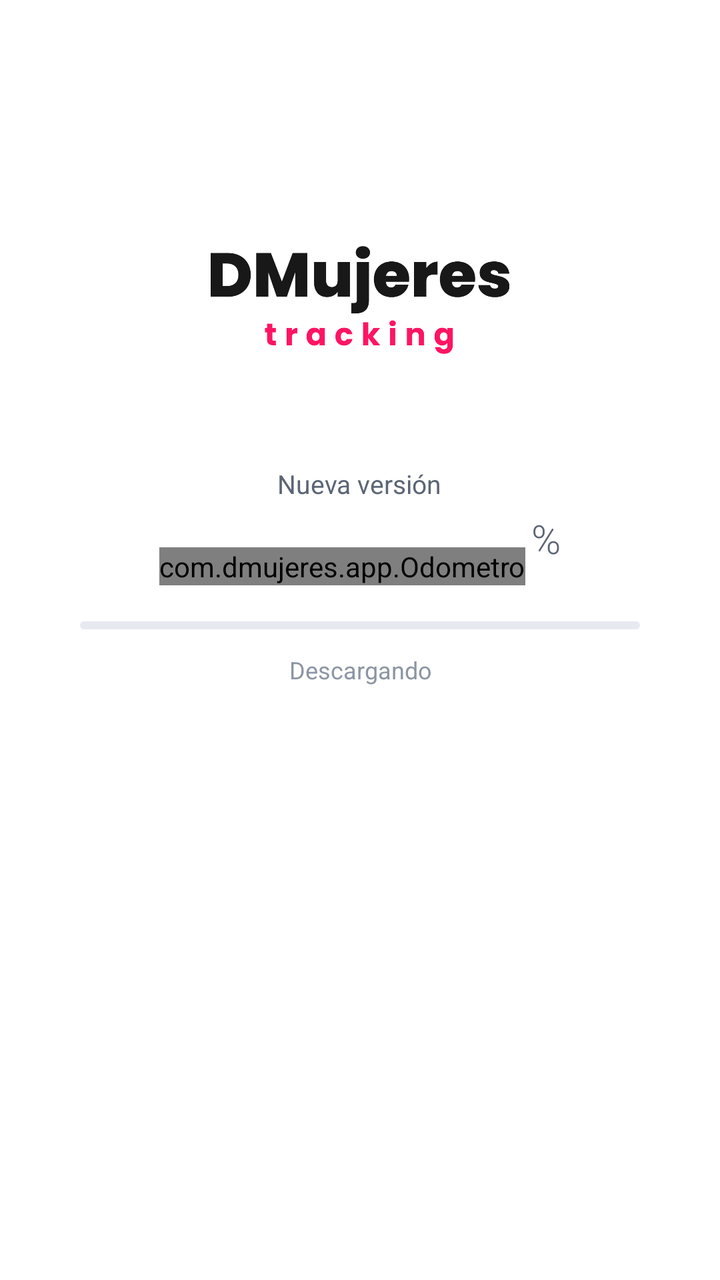
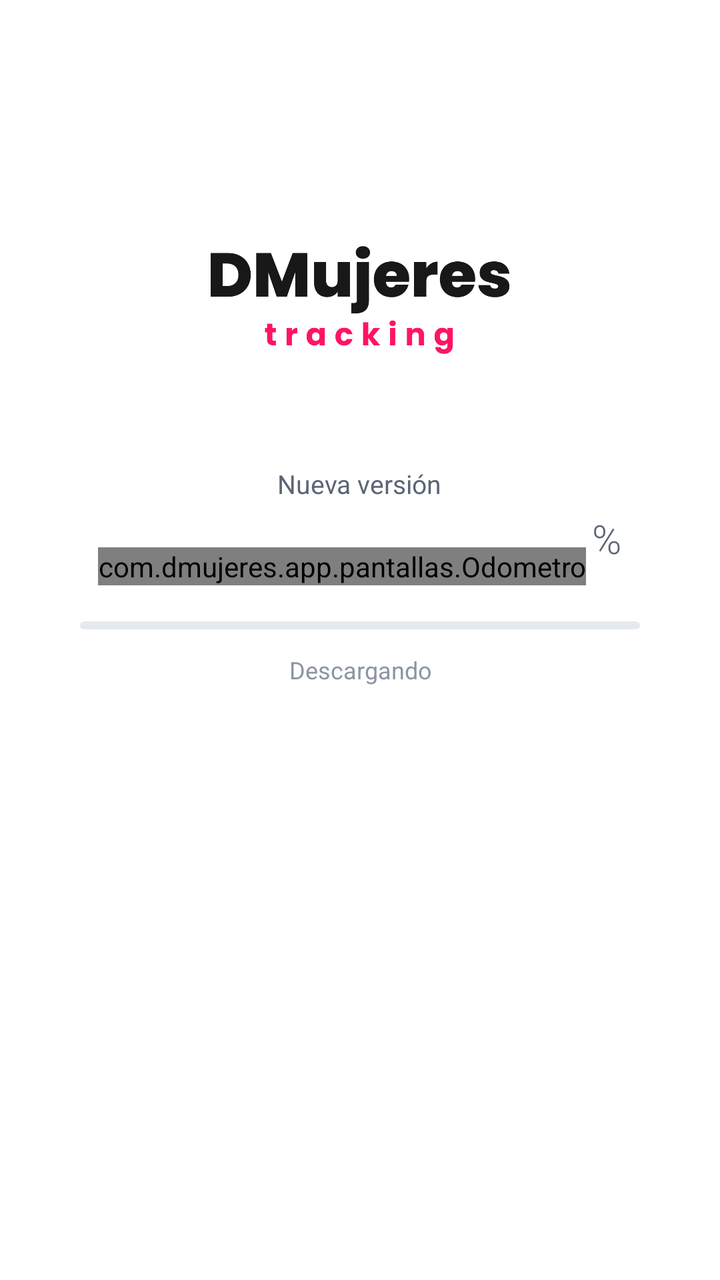

Two renders of the same Android screen: before a commit and after it. Below are the layout's source before the change and the commit's diff.
<!-- AndroidManifest.xml: activity theme AppTheme -->
<!-- res/layout/activity_update.xml -->
<?xml version="1.0" encoding="utf-8"?>
<LinearLayout xmlns:android="http://schemas.android.com/apk/res/android"
    android:layout_width="match_parent"
    android:layout_height="match_parent"
    android:background="@color/white"
    android:gravity="center_horizontal"
    android:orientation="vertical"
    android:paddingStart="40dp"
    android:paddingEnd="40dp">

    <Space
        android:layout_width="match_parent"
        android:layout_height="0dp"
        android:layout_weight="0.55" />

    <ImageView
        android:layout_width="150dp"
        android:layout_height="wrap_content"
        android:adjustViewBounds="true"
        android:contentDescription="@string/app_logo"
        android:src="@drawable/logo_banner" />

    <TextView
        android:id="@+id/update_title"
        android:translationY="28dp"
        android:layout_width="wrap_content"
        android:layout_height="wrap_content"
        android:layout_marginTop="28dp"
        android:text="@string/update_title"
        android:textColor="@color/text_secondary"
        android:textSize="13sp" />

    <LinearLayout
        android:layout_width="wrap_content"
        android:layout_height="wrap_content"
        android:layout_marginTop="10dp"
        android:gravity="bottom"
        android:translationY="28dp"
        android:orientation="horizontal">

        <com.dmujeres.app.Odometro
            android:id="@+id/update_odometro"
            android:layout_width="wrap_content"
            android:layout_height="wrap_content" />

        <TextView
            android:layout_width="wrap_content"
            android:layout_height="wrap_content"
            android:layout_marginStart="3dp"
            android:layout_marginBottom="5dp"
            android:fontFamily="sans-serif-light"
            android:text="%"
            android:textColor="@color/text_secondary"
            android:textSize="20sp" />
    </LinearLayout>

    <ProgressBar
        android:id="@+id/update_progress"
        android:translationY="28dp"
        style="?android:attr/progressBarStyleHorizontal"
        android:layout_width="match_parent"
        android:layout_height="4dp"
        android:layout_marginTop="18dp"
        android:max="1000"
        android:progressDrawable="@drawable/ds_progress" />

    <TextView
        android:id="@+id/update_status"
        android:translationY="28dp"
        android:layout_width="match_parent"
        android:layout_height="wrap_content"
        android:layout_marginTop="12dp"
        android:gravity="center"
        android:text="@string/update_downloading"
        android:textColor="@color/text_tertiary"
        android:textSize="12sp" />

    <TextView
        android:id="@+id/update_detail"
        android:layout_width="wrap_content"
        android:layout_height="wrap_content"
        android:visibility="gone" />

    <Button
        android:id="@+id/update_retry"
        android:translationY="28dp"
        android:layout_width="wrap_content"
        android:layout_height="40dp"
        android:layout_marginTop="18dp"
        android:background="@drawable/ds_button_outline"
        android:minWidth="0dp"
        android:paddingStart="18dp"
        android:paddingEnd="18dp"
        android:stateListAnimator="@null"
        android:text="@string/update_retry"
        android:textAllCaps="false"
        android:textColor="@color/primary"
        android:textSize="13sp"
        android:visibility="gone" />

    <Space
        android:layout_width="match_parent"
        android:layout_height="0dp"
        android:layout_weight="1.45" />

</LinearLayout>
<!-- resources referenced by this layout -->
<resources>
  <color name="primary">#EB0045</color>
  <color name="text_secondary">#5B6576</color>
  <color name="text_tertiary">#8C95A4</color>
  <color name="white">#FFFFFF</color>
  <!-- drawable ds_button_outline (drawable) -->
  <?xml version="1.0" encoding="utf-8"?>
  <selector xmlns:android="http://schemas.android.com/apk/res/android">
      <item android:state_pressed="true">
          <shape android:shape="rectangle">
              <solid android:color="@color/magenta_soft" />
              <stroke android:width="1.5dp" android:color="@color/primary" />
              <corners android:radius="10dp" />
          </shape>
      </item>
      <item>
          <shape android:shape="rectangle">
              <solid android:color="@color/surface" />
              <stroke android:width="1.5dp" android:color="@color/primary" />
              <corners android:radius="10dp" />
          </shape>
      </item>
  </selector>
  <!-- drawable ds_progress (drawable) -->
  <?xml version="1.0" encoding="utf-8"?>
  <layer-list xmlns:android="http://schemas.android.com/apk/res/android">
      <item android:id="@android:id/background">
          <shape android:shape="rectangle">
              <solid android:color="@color/line" />
              <corners android:radius="999dp" />
          </shape>
      </item>
      <item android:id="@android:id/progress">
          <clip>
              <shape android:shape="rectangle">
                  <solid android:color="@color/primary" />
                  <corners android:radius="999dp" />
              </shape>
          </clip>
      </item>
  </layer-list>
  <!-- drawable logo_banner: png bitmap (drawable-nodpi, 27269 bytes) -->
  <string name="app_logo">DMujeres Tracking</string>
  <string name="update_downloading">Descargando</string>
  <string name="update_retry">Tocar para reintentar</string>
  <string name="update_title">Nueva versión</string>
  <style name="AppTheme" parent="Theme.AppCompat.Light.NoActionBar">
          <item name="colorPrimary">@color/primary</item>
          <item name="colorPrimaryDark">@color/primary_dark</item>
          <item name="colorAccent">@color/accent</item>
          <item name="android:windowOptOutEdgeToEdgeEnforcement">true</item>
          
          <item name="android:windowBackground">@color/white</item>
      </style>
  <color name="magenta_soft">#FDEBF1</color>
  <color name="surface">#FFFFFF</color>
  <color name="line">#E6E9EF</color>
  <color name="primary_dark">#C4003B</color>
  <color name="accent">#FF1464</color>
</resources>

<!-- the commit's change to res/layout/activity_update.xml (unified diff, before → after) -->
@@ -38,7 +38,7 @@
         android:translationY="28dp"
         android:orientation="horizontal">
 
-        <com.dmujeres.app.Odometro
+        <com.dmujeres.app.pantallas.Odometro
             android:id="@+id/update_odometro"
             android:layout_width="wrap_content"
             android:layout_height="wrap_content" />
